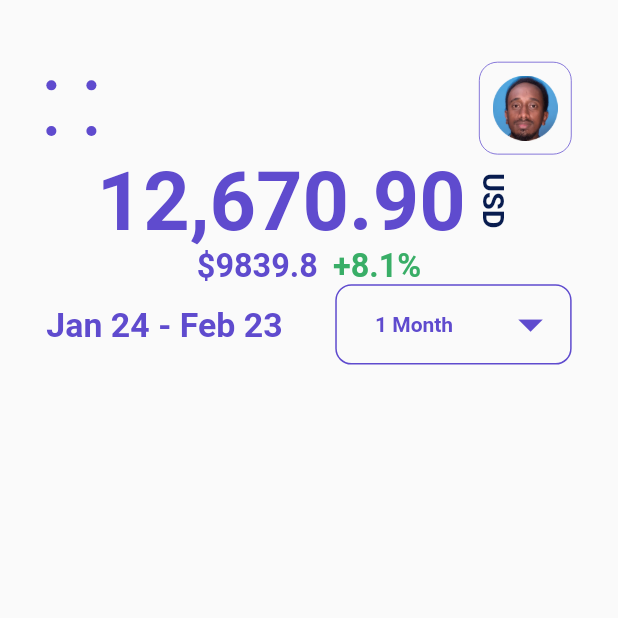
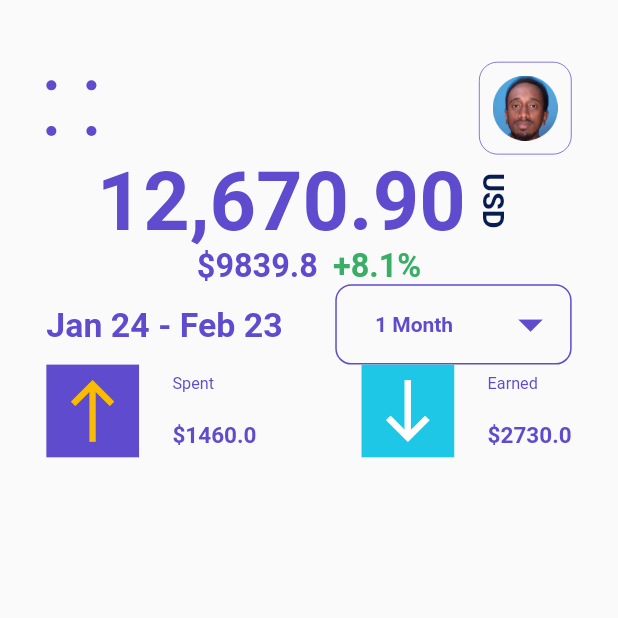
Before and after one commit to dalyathan/Crypto-Mobile-App, a Flutter app: the screen it shows after launch, on a phone screen of 412 x 824 dp, the top half of it. Run offline on Flutter 3.47's test engine with Material 2 defaults, Android fonts, the light colour scheme and no system bars; our stand-ins replace google_fonts; Roboto replaces fonts that are missing (Krub).

Commit message:
still working on the 3d button

```diff
--- a/lib/containers/home/button_3d.dart
+++ b/lib/containers/home/button_3d.dart
@@ -2,17 +2,27 @@ import 'package:flutter/material.dart';
 
 class Button3D extends StatelessWidget {
   final Widget arrow;
-  final Color arrowColor;
   final Color buttonColor;
+  final double size;
   const Button3D(
       {Key? key,
       required this.arrow,
-      required this.arrowColor,
-      required this.buttonColor})
+      required this.buttonColor,
+      required this.size})
       : super(key: key);
 
   @override
   Widget build(BuildContext context) {
-    return Container();
+    return Container(
+      width: size,
+      height: size,
+      child: Center(
+        child: SizedBox(
+          height: size * 0.8,
+          child: FittedBox(fit: BoxFit.fitHeight, child: arrow),
+        ),
+      ),
+      decoration: BoxDecoration(color: buttonColor),
+    );
   }
 }
--- a/lib/containers/home/earned.dart
+++ b/lib/containers/home/earned.dart
@@ -1,4 +1,8 @@
 import 'package:flutter/material.dart';
+
+import '../../theme.dart';
+import 'button_3d.dart';
+import 'price_column.dart';
 
 class Earned extends StatelessWidget {
   final double width;
@@ -13,6 +17,29 @@ class Earned extends StatelessWidget {
 
   @override
   Widget build(BuildContext context) {
-    return Container();
+    return Container(
+      width: width,
+      height: height,
+      //color: Colors.amber,
+      child: Row(
+        children: [
+          Button3D(
+            arrow: const Icon(
+              Icons.south,
+              color: Colors.white,
+            ),
+            buttonColor: MyTheme.blueish,
+            size: height,
+          ),
+          const Spacer(),
+          PriceColumn(
+              title: 'Earned',
+              amount: amount,
+              height: height,
+              width: width * 0.4)
+        ],
+      ),
+    );
+    ;
   }
 }
--- a/lib/containers/home/price_column.dart
+++ b/lib/containers/home/price_column.dart
@@ -1,10 +1,54 @@
 import 'package:flutter/material.dart';
 
+import '../../theme.dart';
+
 class PriceColumn extends StatelessWidget {
-  const PriceColumn({Key? key}) : super(key: key);
+  final String title;
+  final double amount;
+  final double height;
+  final double width;
+  const PriceColumn(
+      {Key? key,
+      required this.title,
+      required this.amount,
+      required this.height,
+      required this.width})
+      : super(key: key);
 
   @override
   Widget build(BuildContext context) {
-    return Container();
+    return Column(
+      crossAxisAlignment: CrossAxisAlignment.start,
+      children: [
+        const Spacer(),
+        SizedBox(
+          height: height * 0.2,
+          child: FittedBox(
+            child: Text(
+              title,
+              style: MyTheme.textStyle.copyWith(
+                color: MyTheme.grapeColor,
+              ),
+            ),
+          ),
+        ),
+        const Spacer(
+          flex: 3,
+        ),
+        SizedBox(
+          width: width,
+          child: FittedBox(
+            child: Text(
+              "\$$amount",
+              style: MyTheme.textStyle.copyWith(
+                color: MyTheme.grapeColor,
+                fontWeight: FontWeight.bold,
+              ),
+            ),
+          ),
+        ),
+        const Spacer(),
+      ],
+    );
   }
 }
--- a/lib/containers/home/spent.dart
+++ b/lib/containers/home/spent.dart
@@ -1,4 +1,8 @@
+import 'package:crypto_mobile_app/containers/home/price_column.dart';
+import 'package:crypto_mobile_app/theme.dart';
 import 'package:flutter/material.dart';
+
+import 'button_3d.dart';
 
 class Spent extends StatelessWidget {
   final double width;
@@ -13,6 +17,28 @@ class Spent extends StatelessWidget {
 
   @override
   Widget build(BuildContext context) {
-    return Container();
+    return Container(
+      width: width,
+      height: height,
+      //color: Colors.amber,
+      child: Row(
+        children: [
+          Button3D(
+            arrow: Icon(
+              Icons.north,
+              color: MyTheme.yellowish,
+            ),
+            buttonColor: MyTheme.grapeColor,
+            size: height,
+          ),
+          const Spacer(),
+          PriceColumn(
+              title: 'Spent',
+              amount: amount,
+              height: height,
+              width: width * 0.4)
+        ],
+      ),
+    );
   }
 }
--- a/lib/containers/home/transaction.dart
+++ b/lib/containers/home/transaction.dart
@@ -47,7 +47,7 @@ class _TransactionState extends State<Transaction> {
                   selectedTimePeriod = value!;
                   rangeOfDays = timePeriods[selectedTimePeriod]!;
                   periodSpending =
-                      TransactionState.getEarnedAmount(selectedTimePeriod);
+                      TransactionState.getSpentAmount(selectedTimePeriod);
                   periodEarning =
                       TransactionState.getEarnedAmount(selectedTimePeriod);
                 }),
```
